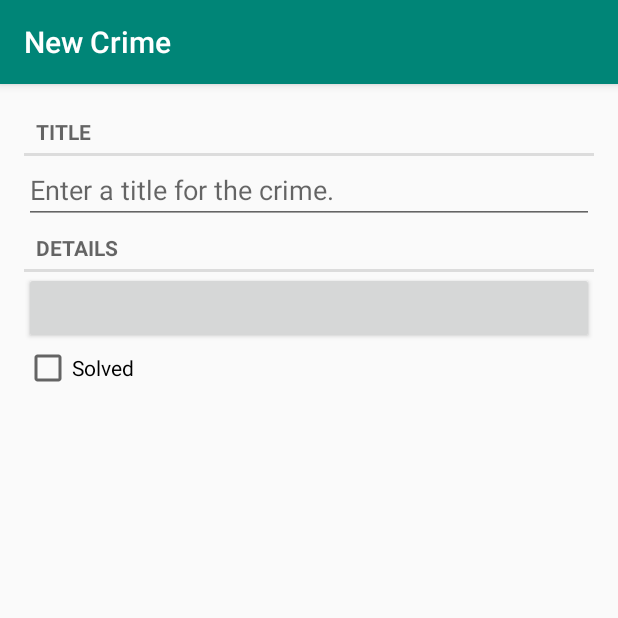
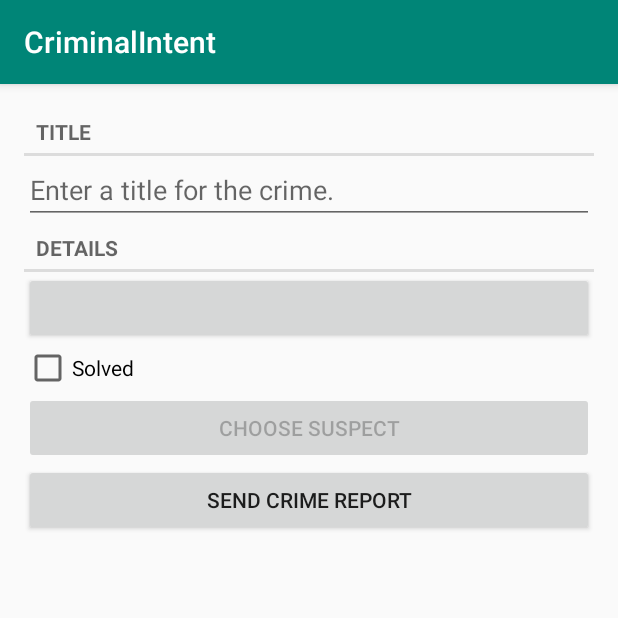
Before and after one commit to Kelian9995/CriminalIntent, an Android app: the screen it shows after launch (MainActivity), after a tap on an icon or button, on a phone screen of 412 x 824 dp, the top half of it. Run offline under Robolectric (Android 15) with nearby library versions, the phone set to English and light mode, and no system bars; our stand-ins replace Room's generated code; 1 statement that could not run was skipped; 1 other tap on this screen came first.

Commit message:
part 15.Implicit intent
Selecting suspects from the address book and sending text reports about their crime

```diff
--- a/CriminalIntent/app/src/main/java/com/bignerdranch/android/criminalintent/Crime.kt
+++ b/CriminalIntent/app/src/main/java/com/bignerdranch/android/criminalintent/Crime.kt
@@ -8,4 +8,5 @@ import java.util.*
 data class Crime(@PrimaryKey val id: UUID = UUID.randomUUID(),
                  var title: String = "",
                  var date: Date = Date(),
-                 var isSolved: Boolean = false)
+                 var isSolved: Boolean = false,
+var suspect: String = "")
--- a/CriminalIntent/app/src/main/java/com/bignerdranch/android/criminalintent/CrimeFragment.kt
+++ b/CriminalIntent/app/src/main/java/com/bignerdranch/android/criminalintent/CrimeFragment.kt
@@ -1,25 +1,35 @@
 package com.bignerdranch.android.criminalintent
 
+import android.app.Activity
+import android.app.ProgressDialog.show
+import android.content.Intent
+import android.content.pm.PackageManager
+import android.content.pm.ResolveInfo
+import android.net.Uri
 import android.os.Bundle
+import android.provider.ContactsContract
 import android.text.Editable
 import android.text.TextWatcher
+import android.text.format.DateFormat
+import android.util.Log
 import android.view.LayoutInflater
 import android.view.View
 import android.view.ViewGroup
 import android.widget.Button
 import android.widget.CheckBox
 import android.widget.EditText
-import androidx.appcompat.app.AppCompatActivity
 import androidx.fragment.app.Fragment
 import androidx.lifecycle.Observer
 import androidx.lifecycle.ViewModelProviders
-import java.util.Date
-import java.util.UUID
+import kotlinx.android.synthetic.main.fragment_crime.*
+import java.util.*
 
 private const val TAG = "CrimeFragment"
 private const val ARG_CRIME_ID = "crime_id"
 private const val DIALOG_DATE = "DialogDate"
 private const val REQUEST_DATE = 0
+private const val REQUEST_CONTACT = 1
+private const val DATE_FORMAT = "EEE, MMM, dd"
 
 class CrimeFragment : Fragment(), DatePickerFragment.Callbacks {
 
@@ -27,6 +37,8 @@ class CrimeFragment : Fragment(), DatePickerFragment.Callbacks {
     private lateinit var titleField: EditText
     private lateinit var dateButton: Button
     private lateinit var solvedCheckBox: CheckBox
+    private lateinit var reportButton: Button
+    private lateinit var suspectButton: Button
     private val crimeDetailViewModel: CrimeDetailViewModel by lazy {
         ViewModelProviders.of(this).get(CrimeDetailViewModel::class.java)
     }
@@ -48,14 +60,15 @@ class CrimeFragment : Fragment(), DatePickerFragment.Callbacks {
         titleField = view.findViewById(R.id.crime_title) as EditText
         dateButton = view.findViewById(R.id.crime_date) as Button
         solvedCheckBox = view.findViewById(R.id.crime_solved) as CheckBox
+reportButton= view.findViewById(R.id.crime_report) as Button
+        suspectButton = view.findViewById(R.id.crime_suspect) as Button
+
 
         return view
     }
 
     override fun onViewCreated(view: View, savedInstanceState: Bundle?) {
         super.onViewCreated(view, savedInstanceState)
-        val crimeId = arguments?.getSerializable(ARG_CRIME_ID) as UUID
-        crimeDetailViewModel.loadCrime(crimeId)
         crimeDetailViewModel.crimeLiveData.observe(
             viewLifecycleOwner,
             Observer { crime ->
@@ -64,9 +77,6 @@ class CrimeFragment : Fragment(), DatePickerFragment.Callbacks {
                     updateUI()
                 }
             })
-
-        val appCompatActivity = activity as AppCompatActivity
-        appCompatActivity.supportActionBar?.setTitle(R.string.new_crime)
     }
 
     override fun onStart() {
@@ -103,11 +113,35 @@ class CrimeFragment : Fragment(), DatePickerFragment.Callbacks {
                 crime.isSolved = isChecked
             }
         }
-
         dateButton.setOnClickListener {
             DatePickerFragment.newInstance(crime.date).apply {
-                setTargetFragment(this@CrimeFragment, REQUEST_DATE)
+               setTargetFragment(this@CrimeFragment, REQUEST_DATE)
                 show(this@CrimeFragment.requireFragmentManager(), DIALOG_DATE)
+            }
+        }
+        reportButton.setOnClickListener {
+            Intent(Intent.ACTION_SEND).apply {
+                type = "text/plain"
+                putExtra(Intent.EXTRA_TEXT,getCrimeReport())
+                putExtra(Intent.EXTRA_SUBJECT,getString(R.string.crime_report_subject))
+            }.also { intent ->
+                var chooserIntent = Intent.createChooser(intent,
+                getString(R.string.send_report))
+                startActivity(chooserIntent)
+            }
+        }
+        suspectButton.apply {
+            val pickContactIntent = Intent(Intent.ACTION_PICK, ContactsContract.Contacts.CONTENT_URI)
+            setOnClickListener {
+                startActivityForResult(pickContactIntent, REQUEST_CONTACT)
+            }
+          //  pickContactIntent.addCategory(Intent.CATEGORY_HOME)
+            //  Фиктивный код для проверки фильтра
+            val packageManager: PackageManager = requireActivity().packageManager
+            val resolvedActivity: ResolveInfo?=packageManager.resolveActivity(pickContactIntent,
+            PackageManager.MATCH_DEFAULT_ONLY)
+            if (resolvedActivity == null) {
+                isEnabled = false
             }
         }
     }
@@ -125,8 +159,62 @@ class CrimeFragment : Fragment(), DatePickerFragment.Callbacks {
     private fun updateUI() {
         titleField.setText(crime.title)
         dateButton.text = crime.date.toString()
-        solvedCheckBox.isChecked = crime.isSolved
+        solvedCheckBox. apply {
+            isChecked = crime.isSolved
+            jumpDrawablesToCurrentState()
+        }
+        if (crime.suspect.isNotEmpty()) {
+            suspectButton.text = crime.suspect
+        }
     }
+
+    override fun onActivityResult(requestCode: Int, resultCode: Int, data: Intent?) {
+        when {
+            resultCode != Activity.RESULT_OK ->
+                return
+            requestCode == REQUEST_CONTACT && data != null -> {
+                val contactUri: Uri? = data.data
+                // Указать для каких полей ваш запрос должен возращять значения
+                val queryFields = arrayOf(ContactsContract.Contacts.DISPLAY_NAME)
+                //Выполняемый здесь запрос contactUri похож на предложение Where
+                val cursor = requireActivity().contentResolver
+                    .query(contactUri,queryFields, null, null, null)
+                cursor?.use {
+                    // Vertify cursor contains at least one result
+                            if (it.count == 0) {
+                                return
+                            }
+                    //Первый столбец первой строки данных- это имя вашего подозреваемого
+                    it.moveToFirst()
+                    val suspect = it.getString(0)
+                    crime.suspect = suspect
+                    crimeDetailViewModel.saveCrime(crime)
+                    suspectButton.text = suspect
+                }
+
+
+
+            }
+        }
+    }
+
+    private fun getCrimeReport(): String {
+        val solvedString = if (crime.isSolved) {
+            getString(R.string.crime_report_solved)
+        } else {
+            getString(R.string.crime_report_unsolved)
+        }
+        val dateString = DateFormat.format(DATE_FORMAT,crime.date).toString()
+        var suspect = if (crime.suspect.isBlank()){
+            getString(R.string.crime_report_no_suspect)
+
+        } else {
+            getString(R.string.crime_report_subject, crime.suspect)
+        }
+            return getString(R.string.crime_report, crime_title, dateString,
+                solvedString, suspect)
+        }
+
 
     companion object {
 
--- a/CriminalIntent/app/src/main/java/com/bignerdranch/android/criminalintent/CrimeListFragment.kt
+++ b/CriminalIntent/app/src/main/java/com/bignerdranch/android/criminalintent/CrimeListFragment.kt
@@ -6,6 +6,7 @@ import android.util.Log
 import android.view.*
 import android.widget.ImageView
 import android.widget.TextView
+import android.widget.Toast
 import androidx.fragment.app.Fragment
 import androidx.lifecycle.Observer
 import androidx.lifecycle.ViewModelProviders
@@ -14,26 +15,28 @@ import androidx.recyclerview.widget.RecyclerView
 import java.util.*
 
 private const val TAG = "CrimeListFragment"
-private const val SAVED_SUBTITLE_VISIBLE = "subtitle"
 
 class CrimeListFragment : Fragment() {
+
+    /**
+     * Required interface for hosting activities
+     */
+    interface Callbacks {
+        fun onCrimeSelected(crimeId: UUID)
+    }
+
+    private var callbacks: Callbacks? = null
 
     private lateinit var crimeRecyclerView: RecyclerView
     private var adapter: CrimeAdapter = CrimeAdapter(emptyList())
     private val crimeListViewModel: CrimeListViewModel by lazy {
         ViewModelProviders.of(this).get(CrimeListViewModel::class.java)
     }
-    private var callbacks: Callbacks? = null
 
-    interface Callbacks {
-        fun onCrimeSelected(crimeId: UUID)
+    override fun onAttach(context: Context) {
+        super.onAttach(context)
+        callbacks = context as Callbacks?
     }
-
-    override fun onAttach(context: Context?) {
-        super.onAttach(context)
-        callbacks = context as? Callbacks
-    }
-
     override fun onCreate(savedInstanceState: Bundle?) {
         super.onCreate(savedInstanceState)
         setHasOptionsMenu(true)
@@ -56,21 +59,14 @@ class CrimeListFragment : Fragment() {
 
     override fun onViewCreated(view: View, savedInstanceState: Bundle?) {
         super.onViewCreated(view, savedInstanceState)
-
-    }
-
-    override fun onStart() {
-        super.onStart()
-
         crimeListViewModel.crimeListLiveData.observe(
             viewLifecycleOwner,
             Observer { crimes ->
                 crimes?.let {
-                    Log.i(TAG, "Got crimeLiveData ${crimes.size}")
+                    Log.i(TAG, "Got crimes ${crimes.size}")
                     updateUI(crimes)
                 }
-            }
-        )
+            })
     }
 
     override fun onDetach() {
@@ -94,13 +90,8 @@ class CrimeListFragment : Fragment() {
             else -> return super.onOptionsItemSelected(item)
         }
     }
-
     private fun updateUI(crimes: List<Crime>) {
-        adapter?.let {
-            it.crimes = crimes
-        } ?: run {
-            adapter = CrimeAdapter(crimes)
-        }
+        adapter = CrimeAdapter(crimes)
         crimeRecyclerView.adapter = adapter
     }
 
@@ -129,6 +120,8 @@ class CrimeListFragment : Fragment() {
         }
 
         override fun onClick(v: View) {
+            Toast.makeText(context, "${crime.title} clicked!", Toast.LENGTH_SHORT)
+                .show()
             callbacks?.onCrimeSelected(crime.id)
         }
     }
@@ -150,10 +143,4 @@ class CrimeListFragment : Fragment() {
 
         override fun getItemCount() = crimes.size
     }
-
-    companion object {
-        fun newInstance(): CrimeListFragment {
-            return CrimeListFragment()
-        }
-    }
 }
--- a/CriminalIntent/app/src/main/java/com/bignerdranch/android/criminalintent/CrimeListViewModel.kt
+++ b/CriminalIntent/app/src/main/java/com/bignerdranch/android/criminalintent/CrimeListViewModel.kt
@@ -7,7 +7,7 @@ class CrimeListViewModel : ViewModel() {
     private val crimeRepository = CrimeRepository.get()
     val crimeListLiveData = crimeRepository.getCrimes()
 
-    fun addCrime(crime: Crime) {
+    fun addCrime(crime:Crime) {
         crimeRepository.addCrime(crime)
     }
 }
--- a/CriminalIntent/app/src/main/java/com/bignerdranch/android/criminalintent/CrimeRepository.kt
+++ b/CriminalIntent/app/src/main/java/com/bignerdranch/android/criminalintent/CrimeRepository.kt
@@ -4,6 +4,7 @@ import android.content.Context
 import androidx.lifecycle.LiveData
 import androidx.room.Room
 import com.bignerdranch.android.criminalintent.database.CrimeDatabase
+import com.bignerdranch.android.criminalintent.database.migration_1_2
 import java.util.*
 import java.util.concurrent.Executors
 
@@ -15,7 +16,8 @@ class CrimeRepository private constructor(context: Context) {
         context.applicationContext,
         CrimeDatabase::class.java,
         DATABASE_NAME
-    ).build()
+    ).addMigrations(migration_1_2)
+        .build()
     private val crimeDao = database.crimeDao()
     private val executor = Executors.newSingleThreadExecutor()
 
--- a/CriminalIntent/app/src/main/java/com/bignerdranch/android/criminalintent/MainActivity.kt
+++ b/CriminalIntent/app/src/main/java/com/bignerdranch/android/criminalintent/MainActivity.kt
@@ -1,22 +1,26 @@
 package com.bignerdranch.android.criminalintent
 
 import android.os.Bundle
+import android.util.Log
 import androidx.appcompat.app.AppCompatActivity
-import androidx.fragment.app.FragmentManager
-import java.util.UUID
+import java.util.*
 
-class MainActivity : AppCompatActivity(), CrimeListFragment.Callbacks {
+private const val TAG = "MainActivity"
+
+class MainActivity : AppCompatActivity(),
+    CrimeListFragment.Callbacks {
 
     override fun onCreate(savedInstanceState: Bundle?) {
         super.onCreate(savedInstanceState)
         setContentView(R.layout.activity_main)
 
-        val fm: FragmentManager = supportFragmentManager
-        val currentFragment = fm.findFragmentById(R.id.fragment_container)
+        val currentFragment =
+            supportFragmentManager.findFragmentById(R.id.fragment_container)
 
         if (currentFragment == null) {
-            val fragment = CrimeListFragment.newInstance()
-            fm.beginTransaction()
+            val fragment = CrimeListFragment()
+            supportFragmentManager
+                .beginTransaction()
                 .add(R.id.fragment_container, fragment)
                 .commit()
         }
--- a/CriminalIntent/app/src/main/java/com/bignerdranch/android/criminalintent/database/CrimeDatabase.kt
+++ b/CriminalIntent/app/src/main/java/com/bignerdranch/android/criminalintent/database/CrimeDatabase.kt
@@ -3,11 +3,22 @@ package com.bignerdranch.android.criminalintent.database
 import androidx.room.Database
 import androidx.room.RoomDatabase
 import androidx.room.TypeConverters
+import androidx.room.migration.Migration
+import androidx.sqlite.db.SupportSQLiteDatabase
 import com.bignerdranch.android.criminalintent.Crime
 
-@Database(entities = [ Crime::class ], version=1)
+private const val DATABASE_NAME = "crime-database"
+
+@Database(entities = [ Crime::class ], version=2)
 @TypeConverters(CrimeTypeConverters::class)
 abstract class CrimeDatabase : RoomDatabase() {
 
     abstract fun crimeDao(): CrimeDao
 }
+val migration_1_2 = object : Migration(1,2) {
+    override fun migrate(database: SupportSQLiteDatabase) {
+        database.execSQL(
+            "ALTER TABLE Crime ADD COLUMN suspect TEXT NOT NULL DEFAULT ''"
+        )
+    }
+}
--- a/CriminalIntent/app/src/main/res/drawable-anydpi/ic_menu_add.xml
+++ b/CriminalIntent/app/src/main/res/drawable-anydpi/ic_menu_add.xml
@@ -3,8 +3,9 @@
     android:height="24dp"
     android:viewportWidth="24"
     android:viewportHeight="24"
-    android:tint="#FFFFFF">
-    <path
-        android:fillColor="#FF000000"
-        android:pathData="M19,13h-6v6h-2v-6H5v-2h6V5h2v6h6v2z"/>
+    android:tint="#FFFFFF"
+    android:alpha="0.8">
+  <path
+      android:fillColor="@android:color/white"
+      android:pathData="M19,13h-6v6h-2v-6H5v-2h6V5h2v6h6v2z"/>
 </vector>
--- a/CriminalIntent/app/src/main/res/layout/fragment_crime.xml
+++ b/CriminalIntent/app/src/main/res/layout/fragment_crime.xml
@@ -35,5 +35,14 @@
             android:layout_width="match_parent"
             android:layout_height="wrap_content"
             android:text="@string/crime_solved_label"/>
-
+<Button
+    android:id ="@+id/crime_suspect"
+    android:layout_width="match_parent"
+    android:layout_height="wrap_content"
+    android:text="@string/crime_suspect_text"/>
+    <Button
+        android:id="@+id/crime_report"
+        android:layout_width="match_parent"
+        android:layout_height="wrap_content"
+        android:text="@string/crime_report_text"/>
 </LinearLayout>
--- a/CriminalIntent/app/src/main/res/values/strings.xml
+++ b/CriminalIntent/app/src/main/res/values/strings.xml
@@ -4,5 +4,14 @@
     <string name="crime_title_label">Title</string>
     <string name="crime_details_label">Details</string>
     <string name="crime_solved_label">Solved</string>
-    <string name="new_crime">New Crime</string>
+    <string name ="new_crime">New Crime</string>
+    <string name ="crime_suspect_text">Choose Suspect</string>
+    <string name ="crime_report_text">Send Crime Report</string>
+    <string name = "crime_report">%1$s!
+    The crime was discovered on %2$s. %3$s, and %4$s</string>
+    <string name ="crime_report_solved">The case is solved</string>
+    <string name="crime_report_unsolved">The case is not solved</string>
+    <string name="crime_report_no_suspect">there is no suspect.</string>
+    <string name="crime_report_subject">the subject is %s.</string>
+    <string name="send_report">Send crime report via</string>
 </resources>
```
Also changed, not shown: CriminalIntent/app/src/main/java/com/bignerdranch/android/criminalintent/CrimeDetailViewModel.kt (+5 -6 lines), CriminalIntent/app/src/main/java/com/bignerdranch/android/criminalintent/DatePickerFragment.kt (+18 -25 lines), CriminalIntent/app/src/main/res/menu/fragment_crime_list.xml (+6 -5 lines), CriminalIntent/app/src/main/res/drawable-hdpi/ic_menu_add.png, CriminalIntent/app/src/main/res/drawable-mdpi/ic_menu_add.png, CriminalIntent/app/src/main/res/drawable-xhdpi/ic_menu_add.png, CriminalIntent/app/src/main/res/drawable-xxhdpi/ic_menu_add.png, 1 other file.
